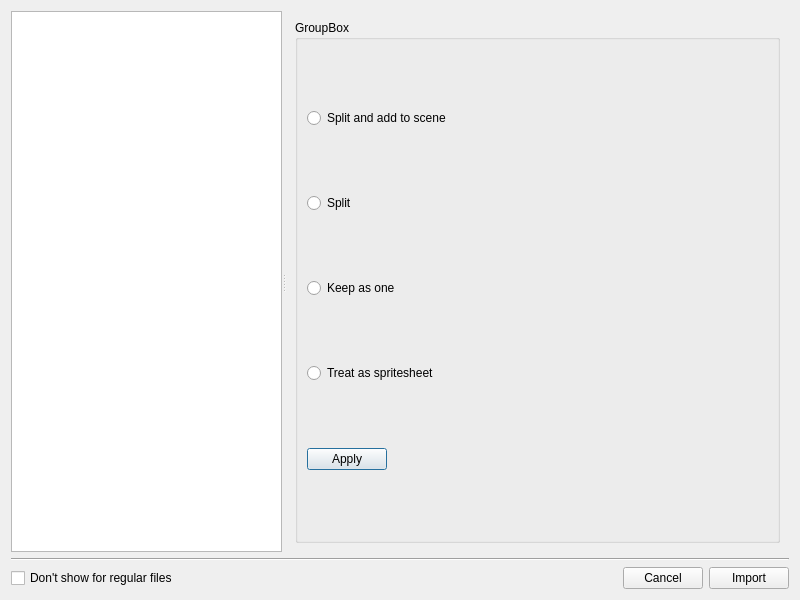
This is compound_widgets/import_widget/importdialog.ui in jreuss/tudimapper as Qt 5 draws it before an edit. The edited form follows.
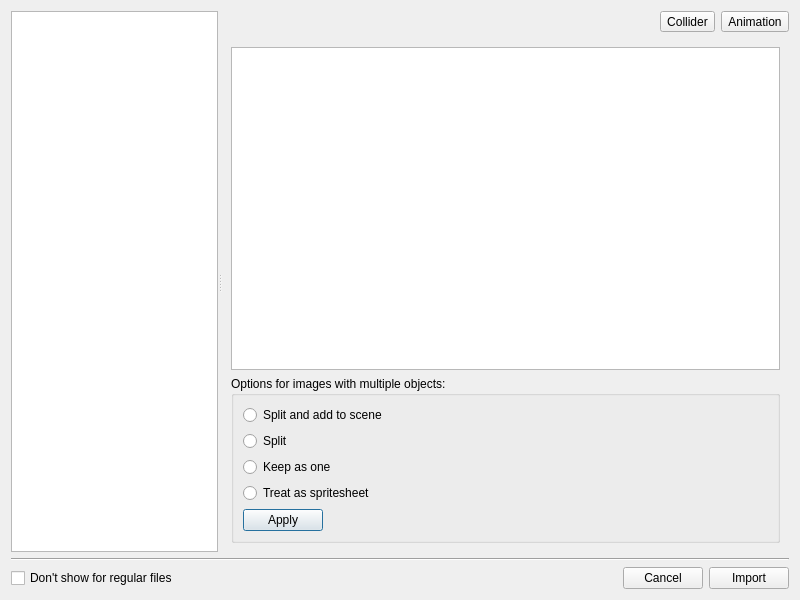
This is the edited form. The open tabs and pages were chosen to show the change. Custom widgets are drawn as their Qt base class.

Commit message: NewStuff to import window

Diff of the .ui file:
```diff
--- a/compound_widgets/import_widget/importdialog.ui
+++ b/compound_widgets/import_widget/importdialog.ui
@@ -36,6 +36,40 @@
        <enum>QAbstractScrollArea::AdjustToContentsOnFirstShow</enum>
       </property>
      </widget>
+     <widget class="QWidget" name="">
+      <layout class="QVBoxLayout" name="verticalLayout">
+       <item>
+        <layout class="QHBoxLayout" name="horizontalLayout">
+         <item>
+          <spacer name="horizontalSpacer_2">
+           <property name="orientation">
+            <enum>Qt::Horizontal</enum>
+           </property>
+           <property name="sizeHint" stdset="0">
+            <size>
+             <width>40</width>
+             <height>20</height>
+            </size>
+           </property>
+          </spacer>
+         </item>
+         <item>
+          <widget class="QToolButton" name="toolButton">
+           <property name="text">
+            <string>Collider</string>
+           </property>
+          </widget>
+         </item>
+         <item>
+          <widget class="QToolButton" name="toolButton_2">
+           <property name="text">
+            <string>Animation</string>
+           </property>
+          </widget>
+         </item>
+        </layout>
+       </item>
+       <item>
      <widget class="QStackedWidget" name="stack_pages">
       <property name="sizePolicy">
        <sizepolicy hsizetype="Expanding" vsizetype="Expanding">
@@ -85,10 +119,10 @@
       </widget>
       <widget class="QWidget" name="page_importopt">
        <layout class="QGridLayout" name="gridLayout_2">
-        <item row="0" column="0">
+           <item row="1" column="0">
          <widget class="QGroupBox" name="group_importopt">
           <property name="title">
-           <string>GroupBox</string>
+              <string>Options for images with multiple objects:</string>
           </property>
           <layout class="QVBoxLayout" name="verticalLayout_5">
            <item>
@@ -135,6 +169,9 @@
           </layout>
          </widget>
         </item>
+           <item row="0" column="0">
+            <widget class="QGraphicsView" name="graphics_groupopt"/>
+           </item>
        </layout>
       </widget>
       <widget class="QWidget" name="sprite_editor">
@@ -144,6 +181,9 @@
         </item>
        </layout>
       </widget>
+        </widget>
+       </item>
+      </layout>
      </widget>
     </widget>
    </item>
```
Left out of the diff: 7 changed lines with no effect on the pictures. Lines whose indentation alone changed are shown as unchanged. The commit also changes 7 other files.
